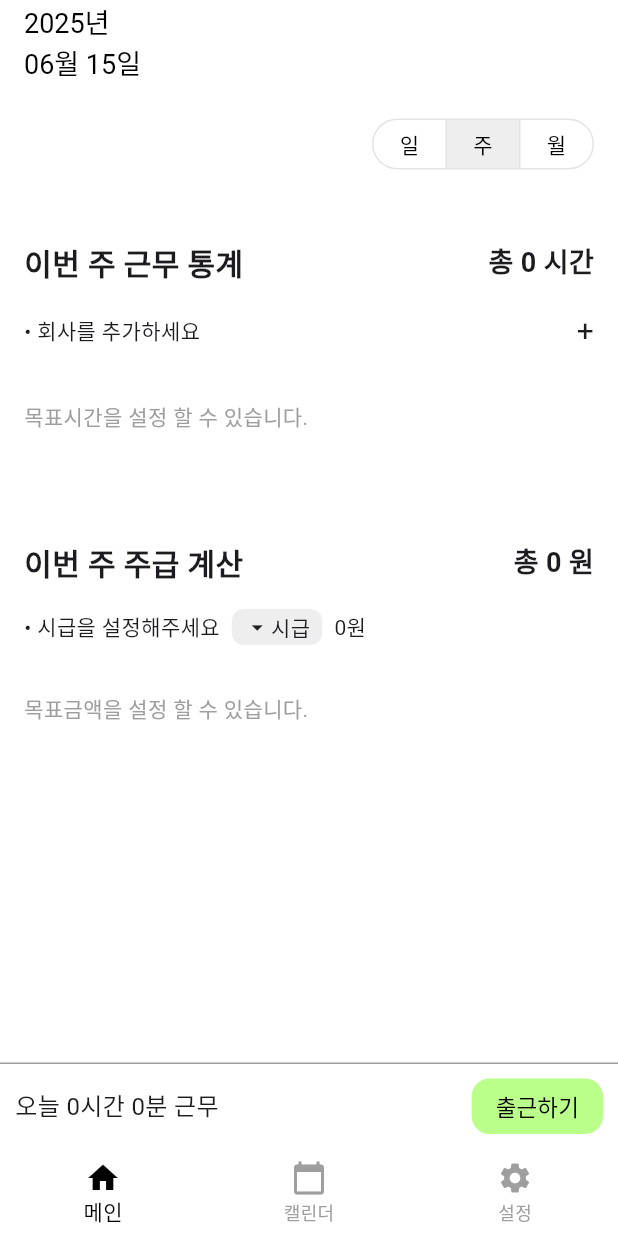
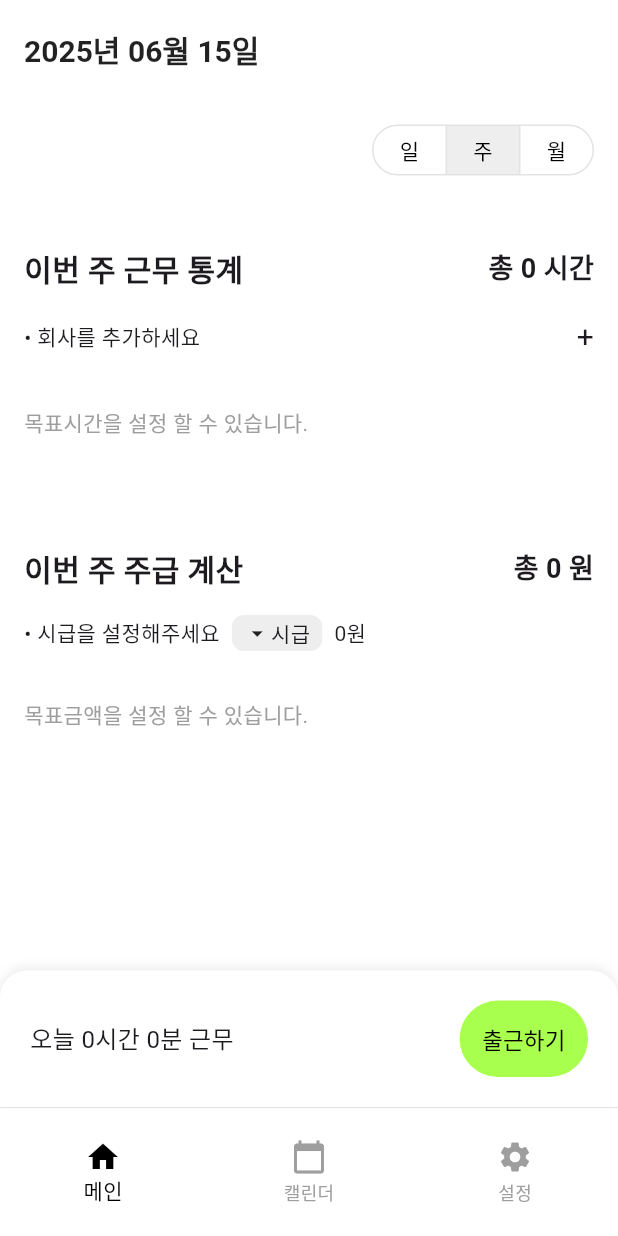
Before and after one commit to temtaemee/workcalendar2, a Flutter app: the screen it shows after launch, on a phone screen of 412 x 824 dp. Run offline on Flutter 3.47's test engine with Material 3 defaults, Android fonts, the light colour scheme and no system bars; our stand-ins replace table_calendar.

Commit message:
스타일 개선

```diff
--- a/lib/main.dart
+++ b/lib/main.dart
@@ -56,7 +56,16 @@
   Widget build(BuildContext context) {
     return Scaffold(
       body: _pages[_selectedIndex],
-      bottomNavigationBar: BottomNavigationBar(
+      bottomNavigationBar: Column(
+        mainAxisSize: MainAxisSize.min,
+        children: [
+          const Divider(
+              color: Color.fromARGB(255, 214, 214, 214),
+              height: 1,
+              thickness: 0.5),
+          Container(
+            height: 85,
+            child: BottomNavigationBar(
               currentIndex: _selectedIndex,
               onTap: _onItemTapped,
               elevation: 0,
@@ -64,7 +73,11 @@
                 BottomNavigationBarItem(icon: Icon(Icons.home), label: '메인'),
                 BottomNavigationBarItem(
                     icon: Icon(Icons.calendar_today), label: '캘린더'),
-          BottomNavigationBarItem(icon: Icon(Icons.settings), label: '설정'),
+                BottomNavigationBarItem(
+                    icon: Icon(Icons.settings), label: '설정'),
+              ],
+            ),
+          ),
         ],
       ),
     );
--- a/lib/pages/calendar.dart
+++ b/lib/pages/calendar.dart
@@ -30,7 +30,10 @@ class _CalendarState extends State<Calendar> {
         ),
         centerTitle: true,
       ),
-      body: TableCalendar(
+      body: Column(
+        children: [
+          const SizedBox(height: 10), //캘린더 위쪽 여백
+          TableCalendar(
             firstDay: DateTime.utc(2020, 1, 1),
             lastDay: DateTime.utc(2030, 12, 31),
             focusedDay: _focusedDay,
@@ -95,19 +98,25 @@ class _CalendarState extends State<Calendar> {
                 outsideDaysVisible: false,
                 weekendTextStyle: const TextStyle(color: Colors.red),
                 holidayTextStyle: const TextStyle(color: Colors.red),
-          cellMargin: EdgeInsets.zero,
-        ),
+                cellMargin: EdgeInsets.only(top: 1),
+                cellPadding: EdgeInsets.zero),
             daysOfWeekStyle: const DaysOfWeekStyle(
-          weekdayStyle: TextStyle(color: Colors.black87),
-          weekendStyle: TextStyle(color: Colors.red),
+              weekdayStyle: TextStyle(
+                  color: Colors.black87,
+                  fontSize: 12,
+                  fontWeight: FontWeight.w500),
+              weekendStyle: TextStyle(
+                  color: Colors.red, fontSize: 12, fontWeight: FontWeight.w500),
             ),
             headerVisible: false,
             rowHeight: 80,
-        daysOfWeekHeight: 20,
+            daysOfWeekHeight: 18,
             pageAnimationEnabled: true,
             pageAnimationCurve: Curves.easeInOut,
             pageAnimationDuration: const Duration(milliseconds: 300),
           ),
+        ],
+      ),
     );
   }
 }
--- a/lib/pages/mainpage.dart
+++ b/lib/pages/mainpage.dart
@@ -14,7 +14,6 @@ class MainPage extends StatefulWidget {
 class _MainPageState extends State<MainPage> {
   int selectedIndex = 1; // 0: 일, 1: 주, 2: 월
 
-  // 출근/퇴근 상태 및 시간 관련 변수
   bool isWorking = false;
   DateTime? startTime;
   Duration workingDuration = Duration.zero;
@@ -24,7 +23,7 @@ class _MainPageState extends State<MainPage> {
     final now = DateTime.now();
     final year = DateFormat('yyyy년').format(now);
     final monthDay = DateFormat('MM월 dd일').format(now);
-    return '$year\n$monthDay';
+    return '$year $monthDay';
   }
 
   String getWorkStatTitle() {
@@ -109,18 +108,25 @@ class _MainPageState extends State<MainPage> {
   Widget build(BuildContext context) {
     return Scaffold(
       appBar: AppBar(
-        title: Text(
+        toolbarHeight: 60,
+        title: Padding(
+            padding: const EdgeInsets.only(top: 6),
+            child: Text(
               getTodayFormatted(),
               textAlign: TextAlign.left,
-          style: const TextStyle(fontSize: 18),
+              style: const TextStyle(
+                fontSize: 20, //글자 크기
+                fontWeight: FontWeight.w600, //볻드
+                color: Colors.black87, //글자 색
               ),
+            )),
         centerTitle: false,
       ),
       body: Column(
         children: [
-          // 상단 일|주|월 버튼
           Padding(
-            padding: const EdgeInsets.only(top: 16, left: 16, right: 16, bottom: 8),
+            padding:
+                const EdgeInsets.only(top: 16, left: 16, right: 16, bottom: 8),
             child: Row(
               mainAxisAlignment: MainAxisAlignment.end,
               children: [
@@ -134,7 +140,8 @@ class _MainPageState extends State<MainPage> {
                   selectedColor: Colors.black,
                   color: Colors.black,
                   fillColor: Colors.grey[200],
-                  constraints: const BoxConstraints(minWidth: 48, minHeight: 32),
+                  constraints:
+                      const BoxConstraints(minWidth: 48, minHeight: 32),
                   children: const [
                     Text('일'),
                     Text('주'),
@@ -149,7 +156,6 @@ class _MainPageState extends State<MainPage> {
               ],
             ),
           ),
-          // 위쪽 여백 및 통계 영역
           Padding(
             padding: const EdgeInsets.only(top: 32, left: 16, right: 16),
             child: Column(
@@ -160,11 +166,13 @@ class _MainPageState extends State<MainPage> {
                   children: [
                     Text(
                       getWorkStatTitle(),
-                      style: const TextStyle(fontSize: 20, fontWeight: FontWeight.bold),
+                      style: const TextStyle(
+                          fontSize: 20, fontWeight: FontWeight.bold),
                     ),
                     const Text(
                       '총 0 시간',
-                      style: TextStyle(fontSize: 18, fontWeight: FontWeight.bold),
+                      style:
+                          TextStyle(fontSize: 18, fontWeight: FontWeight.bold),
                     ),
                   ],
                 ),
@@ -188,7 +196,6 @@ class _MainPageState extends State<MainPage> {
             ),
           ),
           const SizedBox(height: 40),
-          // 주급 계산 영역
           Padding(
             padding: const EdgeInsets.only(top: 32, left: 16, right: 16),
             child: Column(
@@ -199,11 +206,13 @@ class _MainPageState extends State<MainPage> {
                   children: [
                     Text(
                       getPayTitle(),
-                      style: const TextStyle(fontSize: 20, fontWeight: FontWeight.bold),
+                      style: const TextStyle(
+                          fontSize: 20, fontWeight: FontWeight.bold),
                     ),
                     const Text(
                       '총 0 원',
-                      style: TextStyle(fontSize: 18, fontWeight: FontWeight.bold),
+                      style:
+                          TextStyle(fontSize: 18, fontWeight: FontWeight.bold),
                     ),
                   ],
                 ),
@@ -213,7 +222,8 @@ class _MainPageState extends State<MainPage> {
                     const Text('• 시급을 설정해주세요'),
                     const SizedBox(width: 8),
                     Container(
-                      padding: const EdgeInsets.symmetric(horizontal: 8, vertical: 2),
+                      padding: const EdgeInsets.symmetric(
+                          horizontal: 8, vertical: 2),
                       decoration: BoxDecoration(
                         color: Colors.grey[200],
                         borderRadius: BorderRadius.circular(8),
@@ -237,18 +247,24 @@ class _MainPageState extends State<MainPage> {
               ],
             ),
           ),
-          Spacer(),
+          const Spacer(),
           Container(
-            decoration: const BoxDecoration(
-              border: Border(
-                top: BorderSide(
-                    color: Color.fromARGB(255, 60, 60, 60),
-                    width: 0.5
+            width: double.infinity,
+            padding: const EdgeInsets.symmetric(horizontal: 20, vertical: 20),
+            decoration: BoxDecoration(
+              color: const Color.fromARGB(255, 255, 255, 255),
+              borderRadius: const BorderRadius.only(
+                topLeft: Radius.circular(18),
+                topRight: Radius.circular(18),
               ),
+              boxShadow: [
+                BoxShadow(
+                  color: const Color.fromARGB(31, 101, 101, 101),
+                  blurRadius: 5,
+                  offset: Offset(0, -2),
                 ),
+              ],
             ),
-            child: Padding(
-              padding: const EdgeInsets.only(top: 10, bottom: 10, left: 10, right: 10),
             child: Row(
               mainAxisAlignment: MainAxisAlignment.spaceBetween,
               children: [
@@ -260,11 +276,12 @@ class _MainPageState extends State<MainPage> {
                   onPressed: isWorking ? endWork : startWork,
                   style: TextButton.styleFrom(
                     backgroundColor: isWorking
-                          ? Colors.redAccent // 퇴근하기일 때 빨간색
-                          : const Color(0xFFB9FF8A), // 출근하기일 때 연두색
-                      padding: const EdgeInsets.symmetric(horizontal: 16, vertical: 8),
+                        ? const Color.fromARGB(255, 255, 43, 43)
+                        : const Color.fromARGB(255, 169, 255, 77),
+                    padding: const EdgeInsets.symmetric(
+                        horizontal: 15, vertical: 15),
                     shape: RoundedRectangleBorder(
-                        borderRadius: BorderRadius.circular(12),
+                      borderRadius: BorderRadius.circular(30),
                     ),
                     minimumSize: Size.zero,
                     tapTargetSize: MaterialTapTargetSize.shrinkWrap,
@@ -272,7 +289,7 @@ class _MainPageState extends State<MainPage> {
                   child: Text(
                     isWorking ? '퇴근하기' : '출근하기',
                     style: TextStyle(
-                        color: isWorking ? Colors.white : Colors.black, // 퇴근하기는 흰색, 출근하기는 검정
+                      color: isWorking ? Colors.white : Colors.black,
                       fontSize: 15,
                       fontWeight: FontWeight.w500,
                     ),
@@ -281,7 +298,6 @@ class _MainPageState extends State<MainPage> {
               ],
             ),
           ),
-          ),
         ],
       ),
     );
```
Lines whose indentation alone changed are shown as unchanged.
